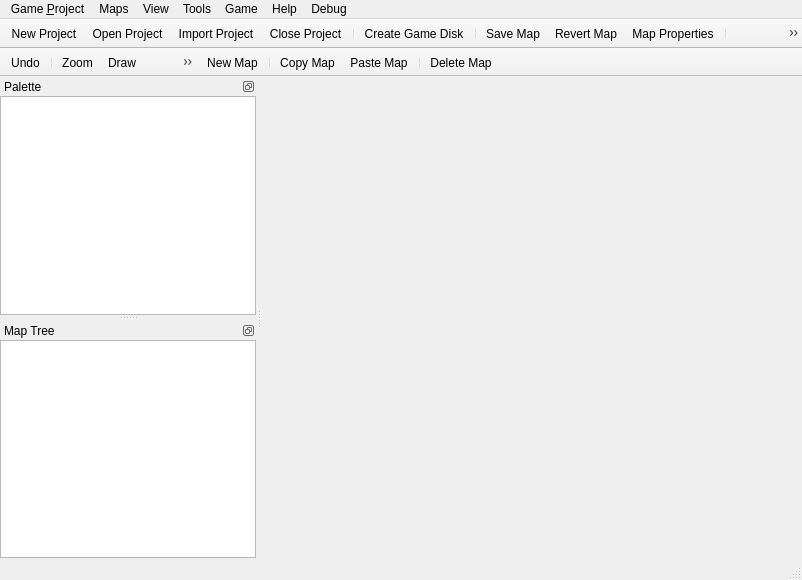
First picture: the form in src/ui/main_window.ui, repository lumiscosity/Editor, before the edit.
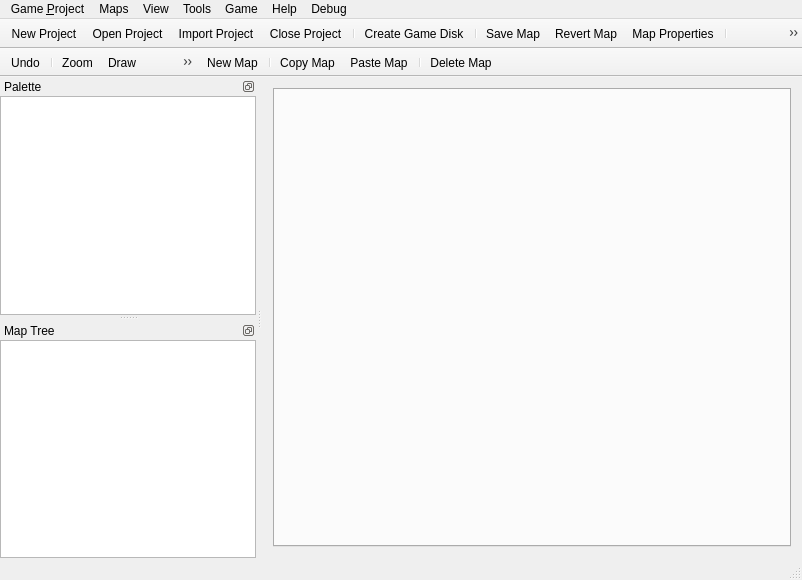
Second picture: the form after the edit. Icons and pictures are not drawn.

Commit message:
terrain and tileset tab, part 4
i made a new widget that only loads an image instead of doing all the expensive calculations - and it's hooked up the the tab! still need to make it split the overviews though

```diff
--- a/src/ui/main_window.ui
+++ b/src/ui/main_window.ui
@@ -22,7 +22,7 @@
     <item>
      <widget class="QTabWidget" name="tabMap">
       <property name="documentMode">
-       <bool>true</bool>
+       <bool>false</bool>
       </property>
       <property name="tabsClosable">
        <bool>true</bool>
```
Left out of the diff: 55 changed lines with no effect on the pictures. The commit also changes 6 other files.
